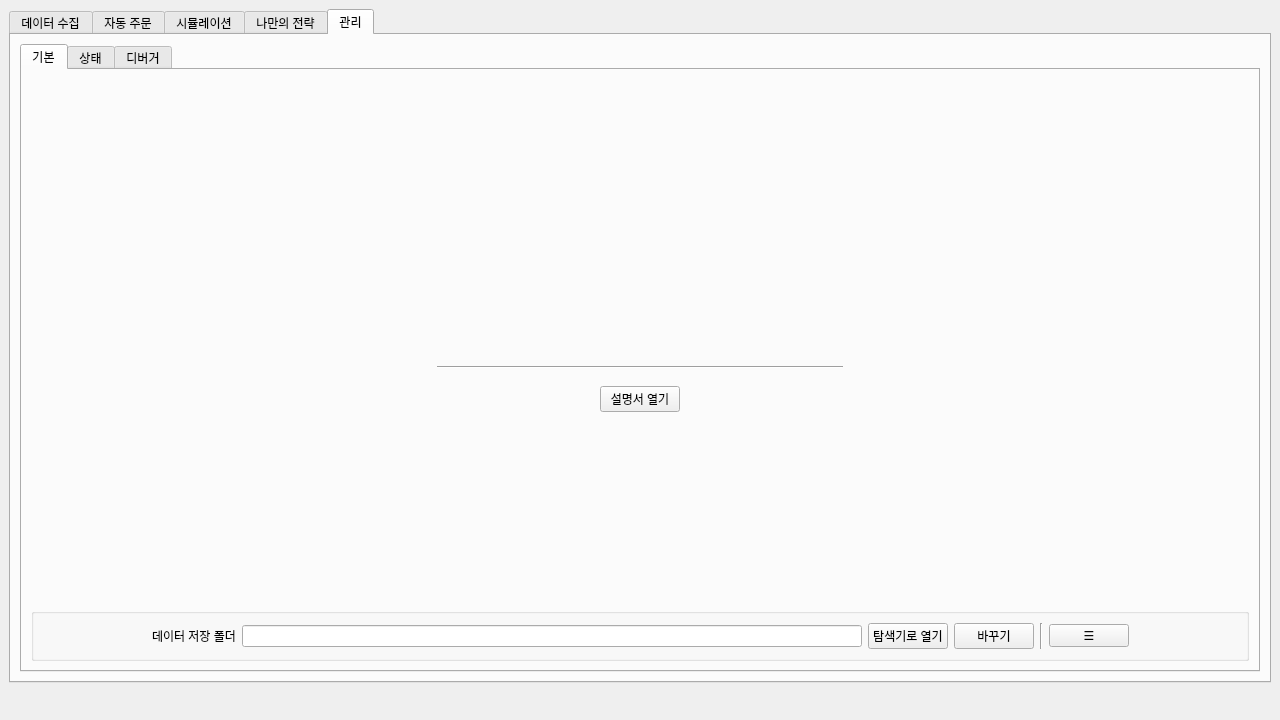
The window that craft/user_interface.ui (cunarist/solie) describes before a commit, drawn with Qt 5.
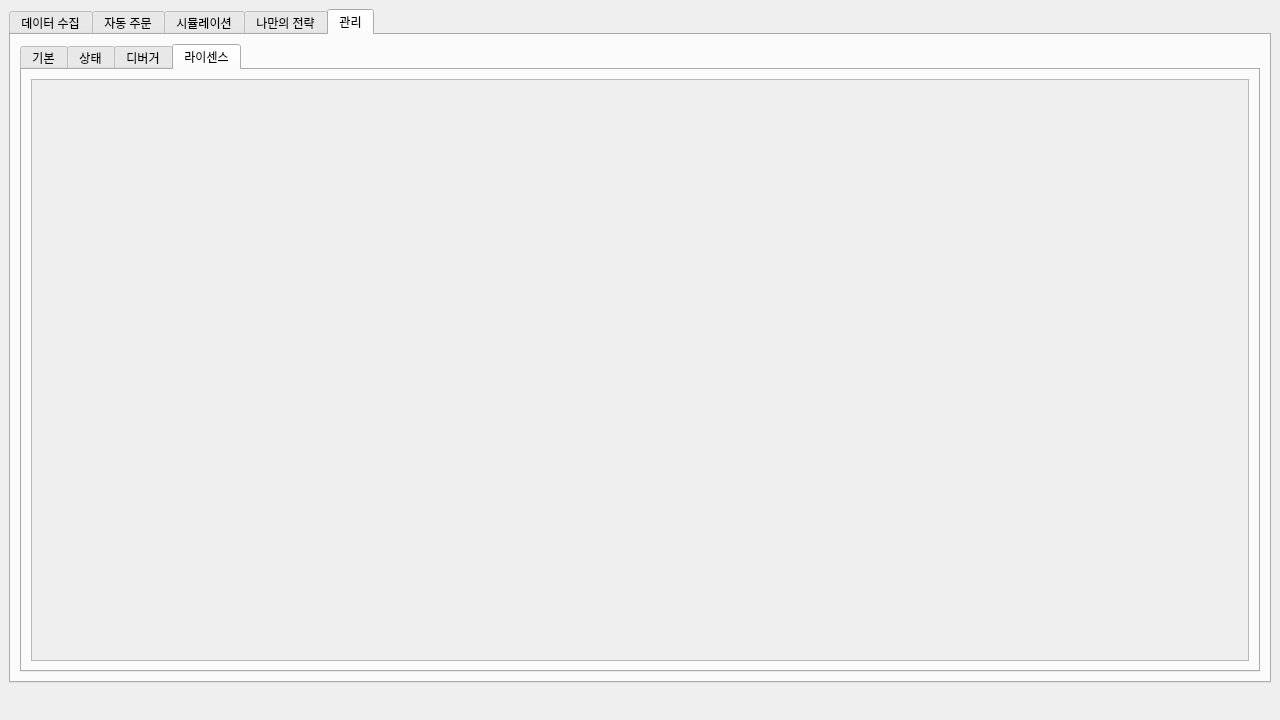
The same window after the commit. The open tabs and pages were chosen to show the change. Icons and pictures are not drawn. Custom widgets are drawn as their Qt base class.

Commit message: Show package licenses

Diff of the .ui file:
```diff
--- a/craft/user_interface.ui
+++ b/craft/user_interface.ui
@@ -1953,6 +1953,35 @@
             </item>
            </layout>
           </widget>
+          <widget class="QWidget" name="tab_8">
+           <attribute name="title">
+            <string>라이센스</string>
+           </attribute>
+           <layout class="QHBoxLayout" name="horizontalLayout_32">
+            <item>
+             <widget class="QScrollArea" name="scrollArea_2">
+              <property name="widgetResizable">
+               <bool>true</bool>
+              </property>
+              <widget class="QWidget" name="scrollAreaWidgetContents_2">
+               <property name="geometry">
+                <rect>
+                 <x>0</x>
+                 <y>0</y>
+                 <width>1212</width>
+                 <height>578</height>
+                </rect>
+               </property>
+               <layout class="QHBoxLayout" name="horizontalLayout_33">
+                <item>
+                 <layout class="QVBoxLayout" name="verticalLayout_15"/>
+                </item>
+               </layout>
+              </widget>
+             </widget>
+            </item>
+           </layout>
+          </widget>
          </widget>
         </item>
        </layout>
```
Left out of the diff: 6 changed lines with no effect on the pictures. The commit also changes 2 other files.
